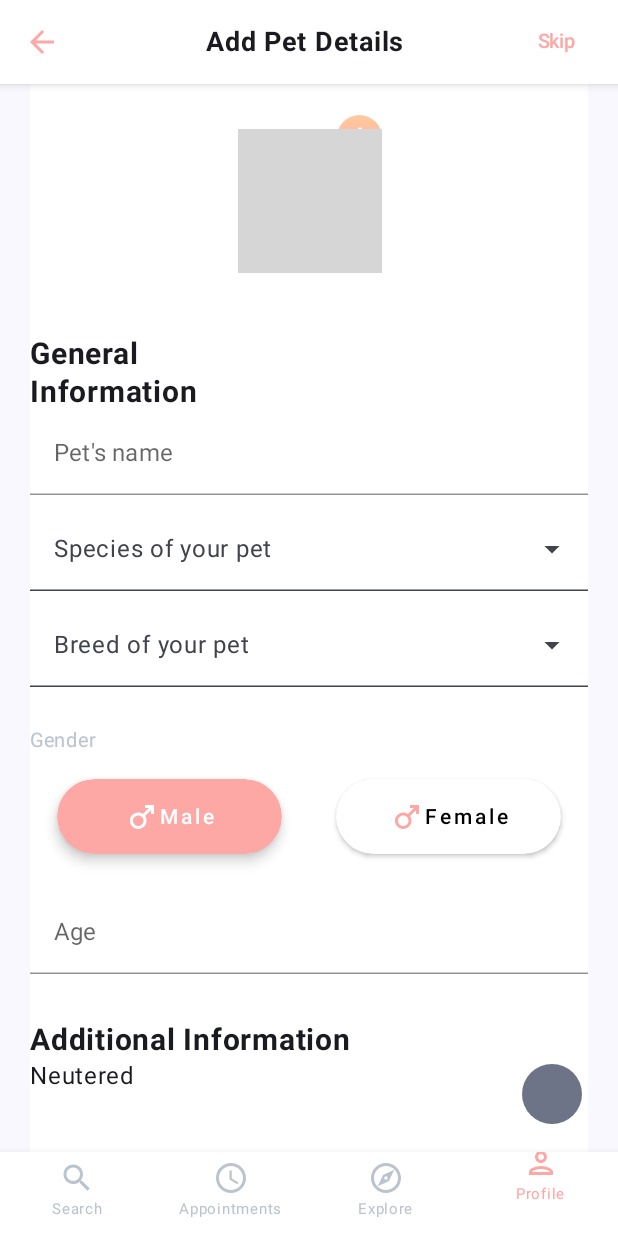
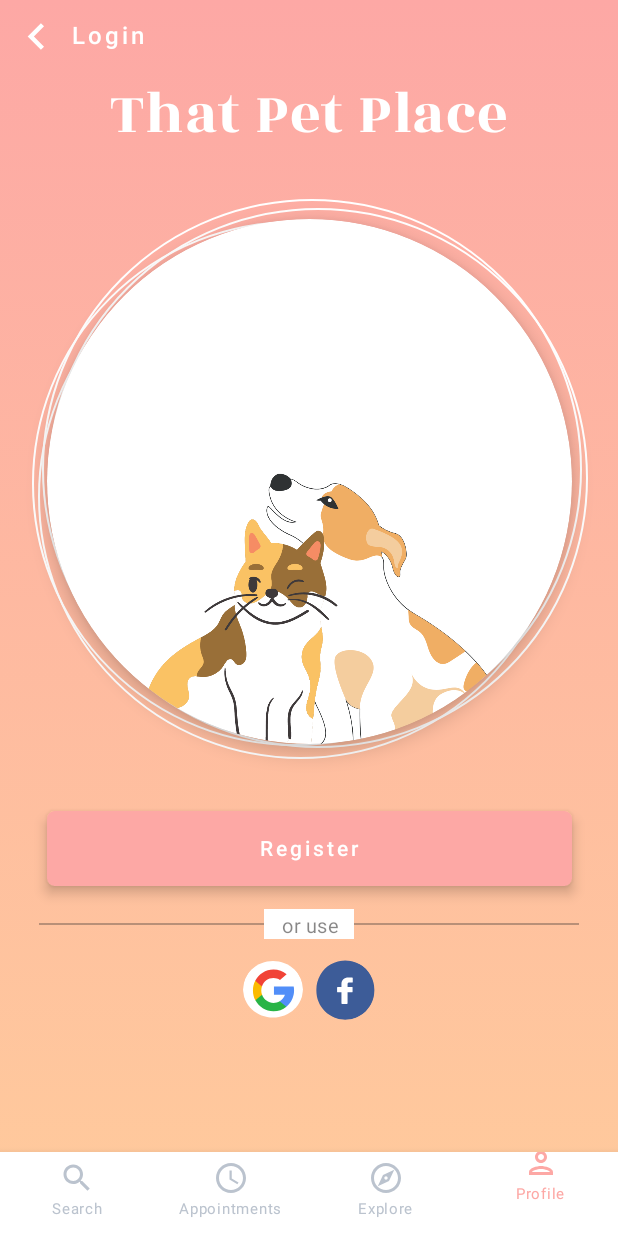
Before and after one commit to Farmaan-Malik/ThatPetPlace, an Android app built with Jetpack Compose: the SignUp screen opened through its navigation route, on a phone screen of 412 x 824 dp. Run offline under Robolectric (Android 15) with nearby library versions, the light colour scheme and no system bars; our stand-ins replace Firebase (no records; nobody signed in at launch, a user with empty details on screens opened directly); libraries missing offline, so code that uses them is left out: com.google.api.client; grey boxes are pictures that could not be loaded.

Commit message:
implement google sign

```diff
--- a/app/build.gradle.kts
+++ b/app/build.gradle.kts
@@ -2,6 +2,7 @@ plugins {
     alias(libs.plugins.androidApplication)
     alias(libs.plugins.jetbrainsKotlinAndroid)
     alias(libs.plugins.firebaseSDK)
+    id("com.google.android.libraries.mapsplatform.secrets-gradle-plugin")
 }
 
 android {
@@ -39,6 +40,7 @@ android {
     }
     buildFeatures {
         compose = true
+        buildConfig = true
     }
     composeOptions {
         kotlinCompilerExtensionVersion = "1.5.1"
--- a/app/src/main/java/com/petplace/thatpetplace/auth/domain/AuthRepository.kt
+++ b/app/src/main/java/com/petplace/thatpetplace/auth/domain/AuthRepository.kt
@@ -1,5 +1,6 @@
 package com.petplace.thatpetplace.auth.domain
 
+import android.content.Context
 import com.google.firebase.auth.AuthResult
 import com.petplace.thatpetplace.common.utils.Resource
 import kotlinx.coroutines.flow.Flow
@@ -8,6 +9,6 @@ interface AuthRepository {
 
     fun loginUser(email: String, password: String): Flow<Resource<AuthResult>>
 
-   // fun registerUser(email: String, password: String): Flow<Resource<AuthResult>>
+   // fun googleSignIn():
 
 }
--- a/app/src/main/java/com/petplace/thatpetplace/auth/presentation/signup/SignUp.kt
+++ b/app/src/main/java/com/petplace/thatpetplace/auth/presentation/signup/SignUp.kt
@@ -1,206 +1,175 @@
-//package com.petplace.thatpetplace.auth.presentation.signup
-//
-//import android.annotation.SuppressLint
-//import android.content.ContentValues.TAG
-//import android.util.Log
-//import androidx.compose.foundation.background
-//import androidx.compose.foundation.layout.Arrangement
-//import androidx.compose.foundation.layout.Box
-//import androidx.compose.foundation.layout.Column
-//import androidx.compose.foundation.layout.Row
-//import androidx.compose.foundation.layout.Spacer
-//import androidx.compose.foundation.layout.fillMaxSize
-//import androidx.compose.foundation.layout.fillMaxWidth
-//import androidx.compose.foundation.layout.height
-//import androidx.compose.foundation.layout.padding
-//import androidx.compose.foundation.layout.size
-//import androidx.compose.foundation.layout.width
-//import androidx.compose.material.icons.Icons
-//import androidx.compose.material.icons.filled.KeyboardArrowLeft
-//import androidx.compose.material3.Divider
-//import androidx.compose.material3.Icon
-//import androidx.compose.material3.IconButton
-//import androidx.compose.material3.Scaffold
-//import androidx.compose.material3.Text
-//import androidx.compose.runtime.Composable
-//import androidx.compose.runtime.rememberCoroutineScope
-//import androidx.compose.ui.Alignment
-//import androidx.compose.ui.Modifier
-//import androidx.compose.ui.graphics.Brush
-//import androidx.compose.ui.graphics.Color
-//import androidx.compose.ui.platform.LocalContext
-//import androidx.compose.ui.res.painterResource
-//import androidx.compose.ui.text.font.FontWeight
-//import androidx.compose.ui.text.style.TextAlign
-//import androidx.compose.ui.unit.dp
-//import androidx.compose.ui.unit.sp
-//import androidx.credentials.CredentialManager
-//import androidx.credentials.CustomCredential
-//import androidx.credentials.GetCredentialRequest
-//import androidx.credentials.GetCredentialRequest.Builder
-//import androidx.credentials.GetCredentialResponse
-//import androidx.credentials.PasswordCredential
-//import androidx.credentials.PublicKeyCredential
-//import androidx.credentials.exceptions.GetCredentialException
-//import androidx.navigation.NavHostController
-//import com.google.android.libraries.identity.googleid.GetGoogleIdOption
-//import com.google.android.libraries.identity.googleid.GoogleIdTokenCredential
-//import com.google.android.libraries.identity.googleid.GoogleIdTokenParsingException
-//import com.google.api.client.googleapis.auth.oauth2.GoogleIdToken
-//import com.google.api.client.googleapis.auth.oauth2.GoogleIdTokenVerifier
-//import com.google.api.client.http.javanet.NetHttpTransport
-//import com.google.api.client.json.gson.GsonFactory
-//import com.petplace.thatpetplace.R
-//import com.petplace.thatpetplace.auth.presentation.common.components.CircleLogo
-//import com.petplace.thatpetplace.auth.presentation.common.components.CustomButton
-//import com.petplace.thatpetplace.common.Routes
-//import com.petplace.thatpetplace.ui.theme.rozha
-//import kotlinx.coroutines.launch
-//import java.security.MessageDigest
-//import java.util.UUID
-//
-////GoogleToken
-//
-//
-//
-//
-//@Composable
-//fun SignUp(
-//    navHostController: NavHostController
-//) {
-//
-//
-//    Scaffold(modifier = Modifier.fillMaxSize(), topBar = {
-//        Row(modifier = Modifier.fillMaxWidth(), verticalAlignment = Alignment.CenterVertically) {
-//            IconButton(
-//                onClick = { navHostController.navigate(Routes.AuthRoutes.LOGIN_SCREEN) },
-//            ) {
-//
-//                Icon(
-//                    imageVector = Icons.Default.KeyboardArrowLeft,
-//                    contentDescription = "Back",
-//                    modifier = Modifier.size(35.dp),
-//                    tint = Color.White
-//                )
-//            }
-//            Text(
-//                text = "Login", fontSize = 16.sp,
-//                letterSpacing = 2.sp,
-//                fontWeight = FontWeight(600),
-//                color = Color.White,
-//            )
-//
-//        }
-//    }) { paddingValues ->
-//
-//        Column(
-//            modifier = Modifier
-//                .fillMaxSize()
-//                .background(
-//                    brush = Brush.verticalGradient(
-//                        listOf(
-//                            Color(0xFFFDA8A5),
-//                            Color(0xFFFFCB9C),
-//                        )
-//                    )
-//                )
-//                .padding(top = paddingValues.calculateTopPadding())
-//                .padding(horizontal = 16.dp),
-//            horizontalAlignment = Alignment.CenterHorizontally
-//        ) {
-//            Text(
-//                text = "That Pet Place",
-//                fontSize = 40.sp,
-//                fontFamily = rozha,
-//                color = Color.White,
-//                modifier = Modifier.padding(bottom = 15.dp)
-//            )
-//            CircleLogo()
-//            Spacer(modifier = Modifier.height(20.dp))
-//            CustomButton(label = "Register",
-//                onClick = { navHostController.navigate(Routes.AuthRoutes.SIGNUP_DETAILS_SCREEN) })
-//            Spacer(modifier = Modifier.height(15.dp))
-//            Box(
-//                modifier = Modifier
-//                    .height(20.dp)
-//                    .width(360.dp), Alignment.Center
-//            ) {
-//                Divider(color = Color(0x57302D2D), modifier = Modifier.width(370.dp))
-//                Text(
-//                    text = "or use",
-//                    modifier = Modifier
-//                        .width(60.dp)
-//                        .background(Color.White),
-//                    textAlign = TextAlign.Center,
-//                    fontSize = 13.sp,
-//                    color = Color(
-//                        0x881F1E1E
-//                    )
-//                )
-//            }
-//            Row(
-//                modifier = Modifier
-//                    .fillMaxWidth()
-//                    .padding(10.dp)
-//                    .height(50.dp),
-//                horizontalArrangement = Arrangement.Absolute.Center
-//            ) {
-//                IconButton(onClick = { /*TODO*/ }) {
-//                    Icon(
-//                        painter = painterResource(id = R.drawable.google_logo),
-//                        contentDescription = "Google",
-//                        Modifier.fillMaxSize(),
-//                        tint = Color.Unspecified
-//                    )
-//                }
-//                IconButton(onClick = { /*TODO*/ }) {
-//                    Icon(
-//                        painter = painterResource(id = R.drawable.fb),
-//                        contentDescription = "Google",
-//                        Modifier.fillMaxSize(),
-//                        tint = Color.Unspecified
-//                    )
-//                }
-//
-//            }
-//        }
-//    }
-//}
-//@SuppressLint("CoroutineCreationDuringComposition")
-//@Composable
-//fun GoogleSignin() {
-//    val context = LocalContext.current
-//    val coroutineScope = rememberCoroutineScope()
-//    val rawNonce = UUID.randomUUID().toString()
-//    val bytes = rawNonce.toByteArray()
-//    val md = MessageDigest.getInstance("SHA-256")
-//    val digest = md.digest(bytes)
-//    val hashedNonce = digest.fold("") { str, it -> str + "%02x".format(it) }
-//    val credentialManager = CredentialManager.create(context)
-//
-//    val googleIdOption: GetGoogleIdOption = GetGoogleIdOption.Builder()
-//        .setFilterByAuthorizedAccounts(true)
-//        .setServerClientId(R.string.client_id.toString())
-//        .setAutoSelectEnabled(true)
-//        .setNonce(hashedNonce)
-//        .build()
-//    val request: GetCredentialRequest = Builder()
-//        .addCredentialOption(googleIdOption)
-//        .build()
-//
-//    coroutineScope.launch {
-//        try {
-//            val result = credentialManager.getCredential(
-//                request = request,
-//                context = context,
-//            )
-//            handleSignIn(result)
-//        } catch (e: GetCredentialException) {
-//           // handleFailure(e)
-//        }
-//    }
-//
-//}
+package com.petplace.thatpetplace.auth.presentation.signup
+
+import android.annotation.SuppressLint
+import android.content.ContentValues.TAG
+import android.util.Log
+import androidx.compose.foundation.background
+import androidx.compose.foundation.layout.Arrangement
+import androidx.compose.foundation.layout.Box
+import androidx.compose.foundation.layout.Column
+import androidx.compose.foundation.layout.Row
+import androidx.compose.foundation.layout.Spacer
+import androidx.compose.foundation.layout.fillMaxSize
+import androidx.compose.foundation.layout.fillMaxWidth
+import androidx.compose.foundation.layout.height
+import androidx.compose.foundation.layout.padding
+import androidx.compose.foundation.layout.size
+import androidx.compose.foundation.layout.width
+import androidx.compose.material.icons.Icons
+import androidx.compose.material.icons.filled.KeyboardArrowLeft
+import androidx.compose.material3.Divider
+import androidx.compose.material3.Icon
+import androidx.compose.material3.IconButton
+import androidx.compose.material3.Scaffold
+import androidx.compose.material3.Text
+import androidx.compose.runtime.Composable
+import androidx.compose.runtime.rememberCoroutineScope
+import androidx.compose.ui.Alignment
+import androidx.compose.ui.Modifier
+import androidx.compose.ui.graphics.Brush
+import androidx.compose.ui.graphics.Color
+import androidx.compose.ui.platform.LocalContext
+import androidx.compose.ui.res.painterResource
+import androidx.compose.ui.text.font.FontWeight
+import androidx.compose.ui.text.style.TextAlign
+import androidx.compose.ui.unit.dp
+import androidx.compose.ui.unit.sp
+import androidx.credentials.CredentialManager
+import androidx.credentials.CustomCredential
+import androidx.credentials.GetCredentialRequest
+import androidx.credentials.GetCredentialRequest.Builder
+import androidx.credentials.GetCredentialResponse
+import androidx.credentials.PasswordCredential
+import androidx.credentials.PublicKeyCredential
+import androidx.credentials.exceptions.GetCredentialException
+import androidx.navigation.NavHostController
+import com.google.android.libraries.identity.googleid.GetGoogleIdOption
+import com.google.android.libraries.identity.googleid.GoogleIdTokenCredential
+import com.google.android.libraries.identity.googleid.GoogleIdTokenParsingException
+import com.google.api.client.googleapis.auth.oauth2.GoogleIdToken
+import com.google.api.client.googleapis.auth.oauth2.GoogleIdTokenVerifier
+import com.google.api.client.http.javanet.NetHttpTransport
+import com.google.api.client.json.gson.GsonFactory
+import com.petplace.thatpetplace.R
+import com.petplace.thatpetplace.auth.presentation.common.components.CircleLogo
+import com.petplace.thatpetplace.auth.presentation.common.components.CustomButton
+import com.petplace.thatpetplace.auth.presentation.login.LoginViewModel
+import com.petplace.thatpetplace.common.Routes
+import com.petplace.thatpetplace.ui.theme.rozha
+import kotlinx.coroutines.launch
+import org.koin.androidx.compose.koinViewModel
+import java.security.MessageDigest
+import java.util.UUID
+
+//GoogleToken
+
+
+
+
+@Composable
+fun SignUp(
+    navHostController: NavHostController,
+    viewModel: SigUpViewModel = koinViewModel()
+) {
+val context  = LocalContext.current
+
+    Scaffold(modifier = Modifier.fillMaxSize(), topBar = {
+        Row(modifier = Modifier.fillMaxWidth(), verticalAlignment = Alignment.CenterVertically) {
+            IconButton(
+                onClick = { navHostController.navigate(Routes.AuthRoutes.LOGIN_SCREEN) },
+            ) {
+
+                Icon(
+                    imageVector = Icons.Default.KeyboardArrowLeft,
+                    contentDescription = "Back",
+                    modifier = Modifier.size(35.dp),
+                    tint = Color.White
+                )
+            }
+            Text(
+                text = "Login", fontSize = 16.sp,
+                letterSpacing = 2.sp,
+                fontWeight = FontWeight(600),
+                color = Color.White,
+            )
+
+        }
+    }) { paddingValues ->
+
+        Column(
+            modifier = Modifier
+                .fillMaxSize()
+                .background(
+                    brush = Brush.verticalGradient(
+                        listOf(
+                            Color(0xFFFDA8A5),
+                            Color(0xFFFFCB9C),
+                        )
+                    )
+                )
+                .padding(top = paddingValues.calculateTopPadding())
+                .padding(horizontal = 16.dp),
+            horizontalAlignment = Alignment.CenterHorizontally
+        ) {
+            Text(
+                text = "That Pet Place",
+                fontSize = 40.sp,
+                fontFamily = rozha,
+                color = Color.White,
+                modifier = Modifier.padding(bottom = 15.dp)
+            )
+            CircleLogo()
+            Spacer(modifier = Modifier.height(20.dp))
+            CustomButton(label = "Register",
+                onClick = { navHostController.navigate(Routes.AuthRoutes.SIGNUP_DETAILS_SCREEN) })
+            Spacer(modifier = Modifier.height(15.dp))
+            Box(
+                modifier = Modifier
+                    .height(20.dp)
+                    .width(360.dp), Alignment.Center
+            ) {
+                Divider(color = Color(0x57302D2D), modifier = Modifier.width(370.dp))
+                Text(
+                    text = "or use",
+                    modifier = Modifier
+                        .width(60.dp)
+                        .background(Color.White),
+                    textAlign = TextAlign.Center,
+                    fontSize = 13.sp,
+                    color = Color(
+                        0x881F1E1E
+                    )
+                )
+            }
+            Row(
+                modifier = Modifier
+                    .fillMaxWidth()
+                    .padding(10.dp)
+                    .height(50.dp),
+                horizontalArrangement = Arrangement.Absolute.Center
+            ) {
+                IconButton(onClick = { viewModel.signInWithGoogle(context) }) {
+                    Icon(
+                        painter = painterResource(id = R.drawable.google_logo),
+                        contentDescription = "Google",
+                        Modifier.fillMaxSize(),
+                        tint = Color.Unspecified
+                    )
+                }
+                IconButton(onClick = { /*TODO*/ }) {
+                    Icon(
+                        painter = painterResource(id = R.drawable.fb),
+                        contentDescription = "Google",
+                        Modifier.fillMaxSize(),
+                        tint = Color.Unspecified
+                    )
+                }
+
+            }
+        }
+    }
+}
+
 //
 //fun handleSignIn(result: GetCredentialResponse) {
 //    // Handle the successfully returned credential.
--- a/app/src/main/java/com/petplace/thatpetplace/di/AppModule.kt
+++ b/app/src/main/java/com/petplace/thatpetplace/di/AppModule.kt
@@ -2,13 +2,18 @@ package com.petplace.thatpetplace.di
 
 
 
+import android.app.Activity
+import android.content.Context
+import com.google.android.gms.auth.api.identity.BeginSignInRequest
 import com.google.firebase.auth.FirebaseAuth
 import com.petplace.thatpetplace.auth.data.AuthRepositoryImpl
 
 import com.petplace.thatpetplace.auth.presentation.login.LoginViewModel
+import com.petplace.thatpetplace.auth.presentation.signup.SigUpViewModel
 import com.petplace.thatpetplace.homeScreen.navigation.NaviagationViewModel
 import com.petplace.thatpetplace.homeScreen.presentation.HomeScreenViewModel
 import com.petplace.thatpetplace.homeScreen.presentation.profile.petDetail.PetDetailViewModel
+import org.koin.android.ext.koin.androidContext
 
 import org.koin.androidx.viewmodel.dsl.viewModel
 
@@ -33,5 +38,7 @@ val appModule = module{
     viewModel<PetDetailViewModel>{
         PetDetailViewModel()
     }
-
+    viewModel<SigUpViewModel> {
+        SigUpViewModel(get())
+    }
 }
--- a/app/src/main/java/com/petplace/thatpetplace/homeScreen/navigation/Navigation.kt
+++ b/app/src/main/java/com/petplace/thatpetplace/homeScreen/navigation/Navigation.kt
@@ -4,6 +4,7 @@ import androidx.compose.runtime.Composable
 import androidx.navigation.NavHostController
 import androidx.navigation.compose.NavHost
 import androidx.navigation.compose.composable
+import com.petplace.thatpetplace.auth.presentation.signup.SignUp
 import com.petplace.thatpetplace.common.Routes
 import com.petplace.thatpetplace.homeScreen.presentation.appointments.Appointments
 import com.petplace.thatpetplace.homeScreen.presentation.explore.Explore
@@ -28,7 +29,7 @@ fun Navigation(
                 Explore()
             }
             composable(Routes.HomeScreenRoutes.PROFILE_SCREEN) {
-                Profile(navController)
+               SignUp(navHostController = navController)
             }
 
 
--- a/app/src/main/java/com/petplace/thatpetplace/homeScreen/presentation/profile/petDetail/PetDetailScreen.kt
+++ b/app/src/main/java/com/petplace/thatpetplace/homeScreen/presentation/profile/petDetail/PetDetailScreen.kt
@@ -11,6 +11,7 @@ import androidx.compose.foundation.layout.fillMaxSize
 import androidx.compose.foundation.layout.fillMaxWidth
 import androidx.compose.foundation.layout.height
 import androidx.compose.foundation.layout.padding
+import androidx.compose.foundation.rememberScrollState
 import androidx.compose.foundation.verticalScroll
 import androidx.compose.material3.ExperimentalMaterial3Api
 import androidx.compose.material3.FilledTonalIconToggleButton
@@ -72,7 +73,7 @@ fun PetDetailScreen(
                 .padding(top = paddingValues.calculateTopPadding())
                 .padding(horizontal = 20.dp)
                 .fillMaxSize()
-                .verticalScroll(enabled = true, state = ScrollState(1))
+                .verticalScroll(rememberScrollState())
                 .background(Color.White)
         ) {
             Row(
--- a/build.gradle.kts
+++ b/build.gradle.kts
@@ -1,6 +1,7 @@
 buildscript {
     dependencies {
         classpath(libs.google.services)
+        classpath("com.google.android.libraries.mapsplatform.secrets-gradle-plugin:secrets-gradle-plugin:2.0.1")
     }
 }
 // Top-level build file where you can add configuration options common to all sub-projects/modules.
```
Also changed, not shown: app/src/main/java/com/petplace/thatpetplace/auth/data/AuthRepositoryImpl.kt (+14 -2 lines), app/src/main/java/com/petplace/thatpetplace/auth/presentation/signup/SigUpViewModel.kt (added, +114 -0 lines).
